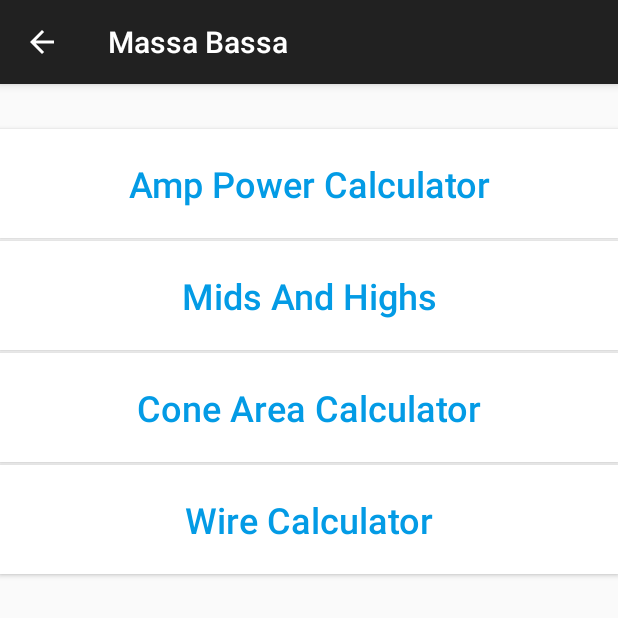
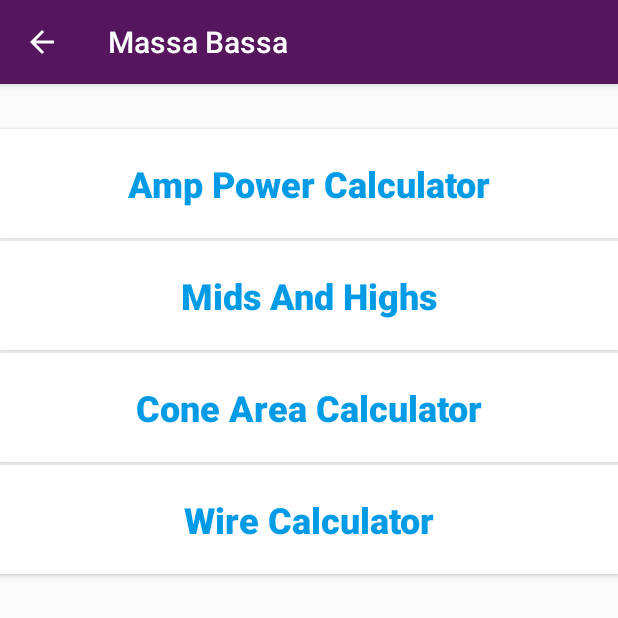
Before and after one commit to marijanciceranUNIPU/Massa-Bassa, an Android app: the MainActivity screen opened directly, with no data from a screen before it, on a phone screen of 412 x 824 dp, the top half of it. Run offline under Robolectric (Android 15) with nearby library versions, the phone set to English and light mode, and no system bars.

Commit message:
Dodan selection alata i fix-ana boja action bar-a, implementacija About App sekcije

```diff
--- a/app/src/main/java/com/hr/unipu/MassaBassa/EnterMainPage.java
+++ b/app/src/main/java/com/hr/unipu/MassaBassa/EnterMainPage.java
@@ -5,7 +5,6 @@ import android.os.Bundle;
 import android.view.View;
 import android.widget.ImageView;
 
-import androidx.appcompat.app.ActionBar;
 import androidx.appcompat.app.AppCompatActivity;
 
 public class EnterMainPage extends AppCompatActivity {
@@ -20,7 +19,7 @@ public class EnterMainPage extends AppCompatActivity {
             @Override
             public void onClick(View v) {
                 // Start MainActivity
-                Intent intent = new Intent(EnterMainPage.this, MainActivity.class);
+                Intent intent = new Intent(EnterMainPage.this, PredMainMenu.class);
                 startActivity(intent);
             }
         });
--- a/app/src/main/java/com/hr/unipu/MassaBassa/MainActivity.java
+++ b/app/src/main/java/com/hr/unipu/MassaBassa/MainActivity.java
@@ -64,12 +64,14 @@ public class MainActivity extends AppCompatActivity {
     @Override
     public boolean onOptionsItemSelected(MenuItem item) {
         if (item.getItemId() == android.R.id.home) {
-            Intent intent = new Intent(MainActivity.this, EnterMainPage.class);
+            Intent intent = new Intent(MainActivity.this, PredMainMenu.class);
             startActivity(intent);
             return true;
         }
         return super.onOptionsItemSelected(item);
     }
+
+
     public void openActivity(){
         Intent intent = new Intent(this,Calculator_Power_Amp.class);
         startActivity(intent);
--- a/app/src/main/res/layout/activity_main.xml
+++ b/app/src/main/res/layout/activity_main.xml
@@ -20,7 +20,8 @@
         android:textColor="#039BE5"
         android:textSize="24sp"
         android:maxWidth="100dp"
-        android:maxHeight="80dp"/>
+        android:maxHeight="80dp"
+        android:textStyle="bold" />
 
     <Button
         android:id="@+id/DrugaSlikaSelection"
@@ -33,7 +34,8 @@
         android:text="Mids And Highs"
         android:textAllCaps="false"
         android:textColor="#039BE5"
-        android:textSize="24sp" />
+        android:textSize="24sp"
+        android:textStyle="bold" />
 
     <Button
         android:id="@+id/TrecaSlikaSelection"
@@ -45,7 +47,8 @@
         android:text="Cone Area Calculator"
         android:textAllCaps="false"
         android:textColor="#039BE5"
-        android:textSize="24sp" />
+        android:textSize="24sp"
+        android:textStyle="bold" />
 
     <Button
         android:id="@+id/CetvrtaSlikaSelection"
@@ -57,6 +60,7 @@
         android:text="Wire Calculator"
         android:textAllCaps="false"
         android:textColor="#039BE5"
-        android:textSize="24sp" />
+        android:textSize="24sp"
+        android:textStyle="bold" />
 
 </LinearLayout>
--- a/app/src/main/res/values/styles.xml
+++ b/app/src/main/res/values/styles.xml
@@ -1,20 +1,19 @@
-<resources>>
-    <style name="CustomAppTheme" parent="Theme.AppCompat.Light.DarkActionBar">
-        <item name="android:actionBarStyle">@style/CustomActionBarStyle</item>
+<resources>
+
+    <!-- Base application theme. -->
+    <style name="AppTheme" parent="Theme.AppCompat.Light.DarkActionBar">
+        <!-- Customize your theme here. -->
+        <!-- This code is for changing the color of the bar. -->
+        <!-- Type your colour code which you want to set in colorPrimary item -->
+        <item name="colorPrimary">#55165e</item>
+        <item name="colorPrimaryDark">#2c0b2f</item>
+        <item name="colorAccent">#0F9D58</item>
     </style>
-
-    <style name="CustomActionBarStyle" parent="Widget.AppCompat.ActionBar">
-        <item name="android:layout">@layout/custom_action_bar</item>
-        <item name="android:background">#55165e</item>
+    <style name="AppTheme.NoActionBar">
+        <item name="windowActionBar">false</item>
+        <item name="windowNoTitle">true</item>
     </style>
-
-    <style name="AppTheme.ActionBar" parent="Widget.AppCompat.ActionBar">
-        <item name="android:titleTextStyle">@style/AppTheme.ActionBar.TitleTextStyle</item>
-    </style>
-
-    <style name="AppTheme.ActionBar.TitleTextStyle" parent="TextAppearance.AppCompat.Widget.ActionBar.Title">
-        <item name="android:textColor">@android:color/white</item>
-        <item name="android:textStyle">bold</item>
-        <item name="android:textAlignment">center</item>
-    </style>
+    <!-- Define other styles to fix theme -->
+    <style name="AppTheme.AppBarOverlay" parent="ThemeOverlay.AppCompat.Dark.ActionBar" />
+    <style name="AppTheme.PopupOverlay" parent="ThemeOverlay.AppCompat.Light" />
 </resources>
--- a/app/src/main/res/values/themes.xml
+++ b/app/src/main/res/values/themes.xml
@@ -1,6 +1,6 @@
 <resources xmlns:tools="http://schemas.android.com/tools">
     <!-- Base application theme. -->
-    <style name="Theme" parent="CustomAppTheme">
+    <style name="Theme" parent="AppTheme">
         <!-- Primary brand color. -->
         <item name="colorPrimary">@color/purple_500</item>
         <item name="colorPrimaryVariant">@color/purple_700</item>
```
Also changed, not shown: app/src/main/AndroidManifest.xml (+7 -1 lines).
